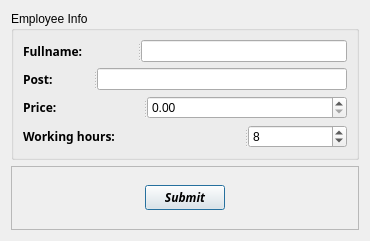
This is employee_add.ui in 0x000N3X4N/HomeApplianceService as Qt 5 draws it before an edit. The edited form follows.
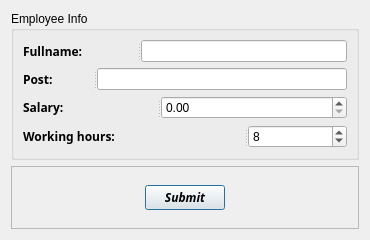
This is the edited form.

Commit message: added: 'customers' module, complete 'employees' module, define 'order' module, redesign DB, update 'PCSMDB.sql' script

What changed in the file:
```diff
--- a/employee_add.ui
+++ b/employee_add.ui
@@ -7,13 +7,13 @@
     <x>0</x>
     <y>0</y>
     <width>370</width>
-    <height>241</height>
+    <height>240</height>
    </rect>
   </property>
   <property name="minimumSize">
    <size>
     <width>370</width>
-    <height>241</height>
+    <height>240</height>
    </size>
   </property>
   <property name="maximumSize">
@@ -89,7 +89,7 @@
           </font>
          </property>
          <property name="text">
-          <string>Price:</string>
+          <string>Salary:</string>
          </property>
         </widget>
         <widget class="QDoubleSpinBox" name="price_dsBox"/>
```
Left out of the diff: 4 changed lines with no effect on the pictures. The commit also changes 32 other files.
